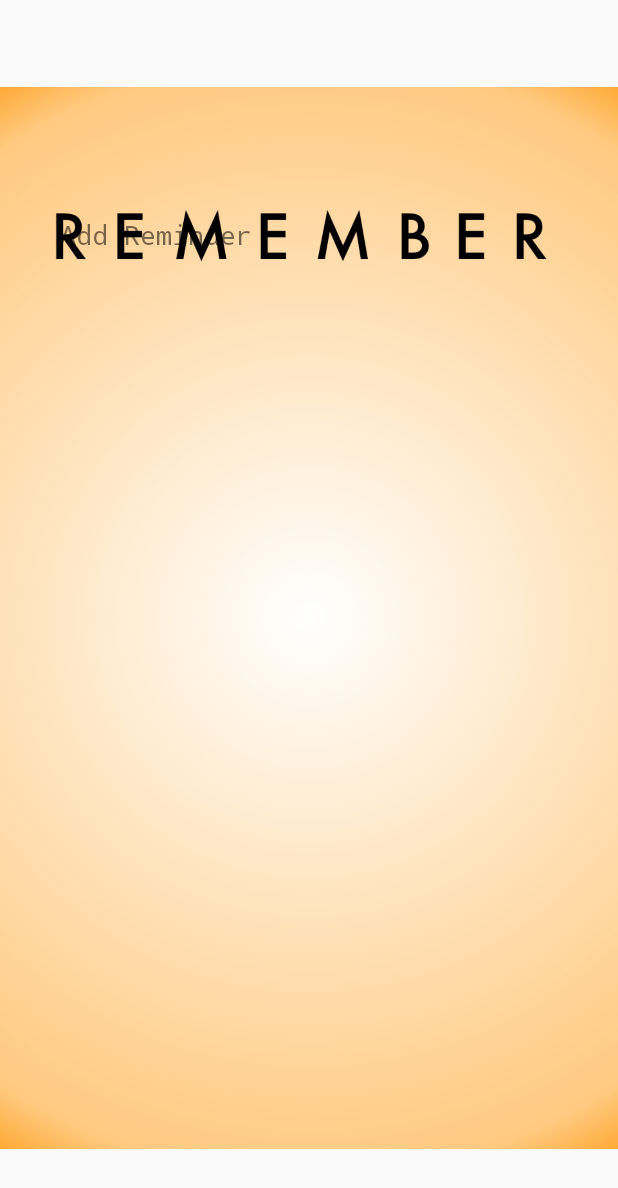
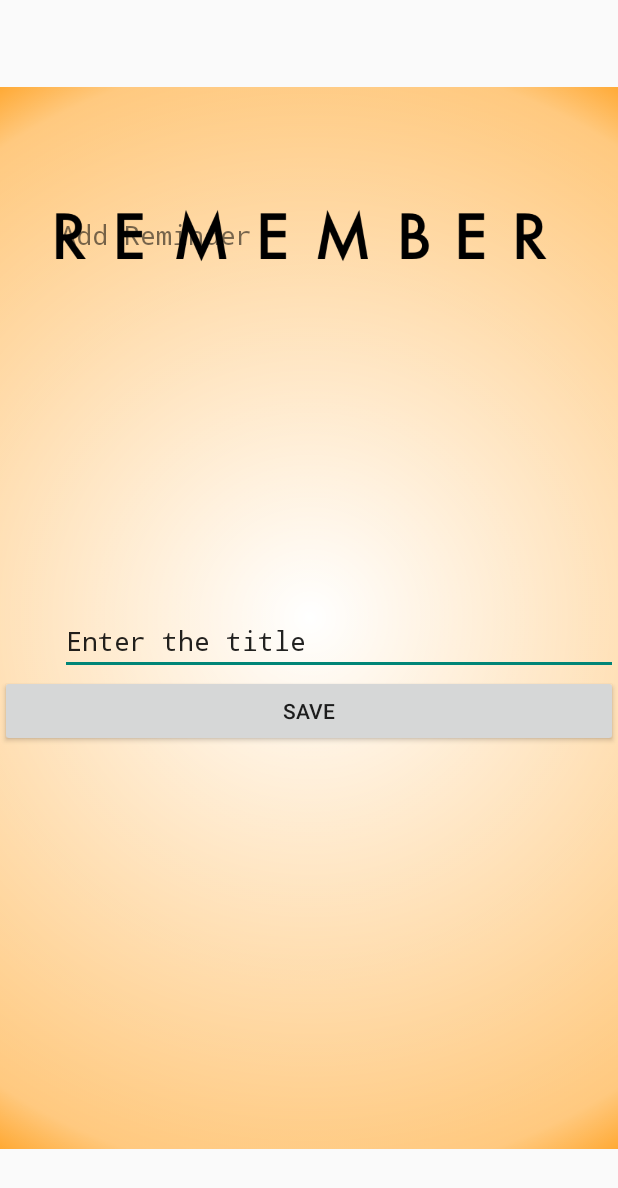
Before and after one commit to thorssonO/Remember, an Android app: the AddRemActivity screen opened directly, with no data from a screen before it, on a phone screen of 412 x 824 dp. Shown: the top 1188 px of the screen. Run offline under Robolectric (Android 15) with nearby library versions, the light colour scheme and no system bars.

Commit message:
med kommentarer

```diff
--- a/app/src/main/res/layout/activity_add_rem.xml
+++ b/app/src/main/res/layout/activity_add_rem.xml
@@ -1,10 +1,14 @@
 <?xml version="1.0" encoding="utf-8"?>
-<android.support.constraint.ConstraintLayout xmlns:android="http://schemas.android.com/apk/res/android"
+<android.widget.RelativeLayout xmlns:android="http://schemas.android.com/apk/res/android"
     xmlns:app="http://schemas.android.com/apk/res-auto"
     xmlns:tools="http://schemas.android.com/tools"
     android:layout_width="match_parent"
     android:layout_height="match_parent"
     tools:context="com.example.oscarthorsson.remember.AddRemActivity">
+
+    <android.support.constraint.ConstraintLayout
+        android:layout_width="match_parent"
+        android:layout_height="match_parent">
 
         <ImageView
             android:id="@+id/imageViewAdd"
@@ -20,10 +24,17 @@
             app:layout_constraintTop_toTopOf="parent"
             app:layout_constraintVertical_bias="0.0"
             app:srcCompat="@drawable/background_home" />
+    </android.support.constraint.ConstraintLayout>
+
+    <LinearLayout
+        android:layout_width="match_parent"
+        android:layout_height="match_parent"
+        android:orientation="vertical">
+
 
         <TextView
             android:id="@+id/textView"
-        android:layout_width="wrap_content"
+            android:layout_width="match_parent"
             android:layout_height="wrap_content"
             android:layout_marginStart="40dp"
             android:layout_marginTop="144dp"
@@ -33,5 +44,26 @@
             app:layout_constraintStart_toStartOf="parent"
             app:layout_constraintTop_toTopOf="parent" />
 
+        <EditText
+            android:id="@+id/titleText"
+            android:layout_width="match_parent"
+            android:layout_height="wrap_content"
+            android:layout_marginStart="40dp"
+            android:layout_marginTop="236dp"
+            android:fontFamily="monospace"
+            android:text="@string/enter_title_prompt"
+            android:textSize="18sp"
+            app:layout_constraintStart_toStartOf="parent"
+            app:layout_constraintTop_toTopOf="parent" />
 
-</android.support.constraint.ConstraintLayout>
+        <Button
+            android:id="@+id/save_reminder_button"
+            android:layout_width="match_parent"
+            android:layout_height="wrap_content"
+            android:text="Save"
+            tools:layout_editor_absoluteX="74dp"
+            tools:layout_editor_absoluteY="357dp" />
+    </LinearLayout>
+
+
+</android.widget.RelativeLayout>
--- a/app/src/main/res/values/strings.xml
+++ b/app/src/main/res/values/strings.xml
@@ -6,4 +6,5 @@
     <string name="saved_reminders">Saved Reminders</string>
     <string name="g_r_s_h_r">gör såhär</string>
     <string name="add_reminder">Add Reminder</string>
+    <string name="enter_title_prompt">Enter the title</string>
 </resources>
```
Also changed, not shown: app/src/main/java/com/example/oscarthorsson/remember/AddRemActivity.java (+16 -0 lines), app/src/main/java/com/example/oscarthorsson/remember/ReminderItem.java (added, +20 -0 lines), app/src/main/java/com/example/oscarthorsson/remember/ReminderList.java (added, +44 -0 lines), 7 other files. Lines whose indentation alone changed are shown as unchanged.
